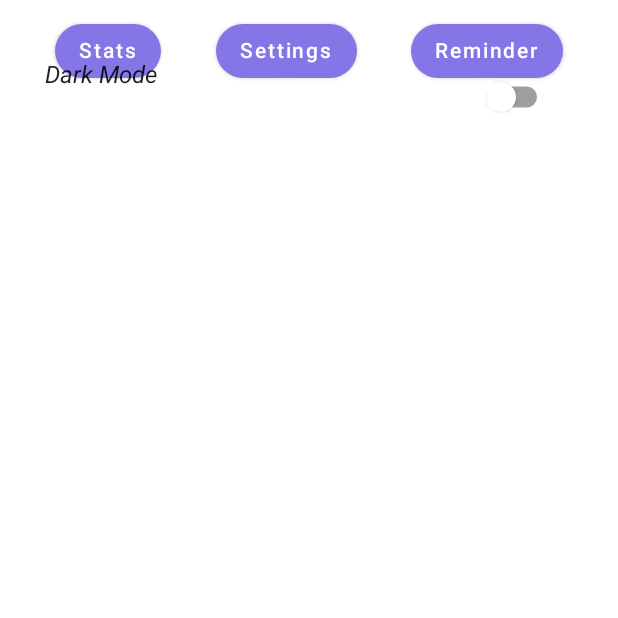
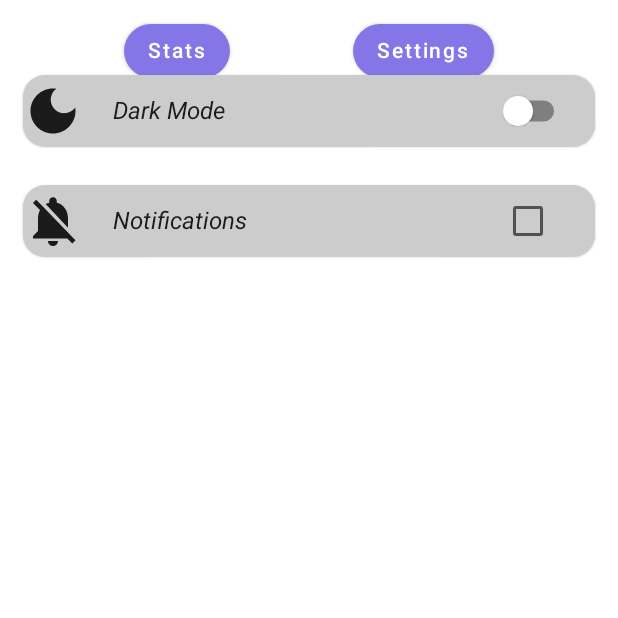
Before and after one commit to LenaS1098/task2021, an Android app built with Jetpack Compose: the composable PageContent called with empty values, after a tap on "Settings", on a phone screen of 412 x 824 dp, the top half of it. Run offline under Robolectric (Android 15) with nearby library versions, the phone set to English and light mode, and no system bars; libraries missing offline, so code that uses them is left out: be.sigmadelta.calpose; 2 statements that could not run were skipped.

Commit message:
reminder in settings

```diff
--- a/app/build.gradle
+++ b/app/build.gradle
@@ -55,6 +55,8 @@ dependencies {
     implementation "com.google.accompanist:accompanist-coil:0.6.2"
     //Notifications
     implementation "com.android.support:support-compat:28.0.0"
+    //TimePicker
+   // implementation 'com.vanpra:datetimepicker:0.1.3'
 
 
 
--- a/app/src/main/AndroidManifest.xml
+++ b/app/src/main/AndroidManifest.xml
@@ -37,6 +37,8 @@
                 <category android:name="android.intent.category.LAUNCHER" />
             </intent-filter>
         </activity>
+
+        <receiver android:name=".Receiver"/>
     </application>
 
 </manifest>
--- a/app/src/main/java/de/task/screens/Login.kt
+++ b/app/src/main/java/de/task/screens/Login.kt
@@ -100,7 +100,7 @@ fun LoginHeader(mGoogleSignInClient: GoogleSignInClient, context: Context){
             when(loginState){
                 LoginState.NONE -> {
                     userName = "Logge dich bitte ein"
-                    userEmail = "Hier könnte deine Werbung stehen"
+                    userEmail = "Hier könnte Ihre Werbung stehen"
                 }
                 LoginState.LOGGED -> {
                     currentAccount = GoogleSignIn.getLastSignedInAccount(context)
--- a/app/src/main/java/de/task/screens/Profil.kt
+++ b/app/src/main/java/de/task/screens/Profil.kt
@@ -56,9 +56,7 @@ fun PageContent(listCompletedTasks: List<CompletedTask>, taskViewModel: TaskView
         Button(onClick = { tabState.value = 1} , colors = ButtonDefaults.buttonColors(backgroundColor = colors.primaryVariant), shape = CircleShape){
             Text(text = "Settings")
         }
-        Button(onClick = { setReminder(context)} , colors = ButtonDefaults.buttonColors(backgroundColor = colors.primaryVariant), shape = CircleShape){
-            Text(text = "Reminder")
-        }
+
     }
     Column(modifier = Modifier
         .fillMaxWidth()
@@ -67,7 +65,7 @@ fun PageContent(listCompletedTasks: List<CompletedTask>, taskViewModel: TaskView
             0 -> {
                 Boxes(listCompletedTasks)
             }
-            1 -> { SettingTab(taskViewModel)}
+            1 -> { SettingTab(taskViewModel, context)}
             else -> {
                 Boxes(listCompletedTasks)
             }
--- a/app/src/main/java/de/task/screens/Settings.kt
+++ b/app/src/main/java/de/task/screens/Settings.kt
@@ -1,30 +1,66 @@
 package de.task.screens
 
-import android.content.res.Resources
+
+import android.content.Context
+import androidx.compose.foundation.clickable
 import androidx.compose.foundation.layout.*
-import androidx.compose.material.Checkbox
-import androidx.compose.material.IconToggleButton
-import androidx.compose.material.Switch
-import androidx.compose.material.Text
+import androidx.compose.foundation.layout.Box
+import androidx.compose.foundation.shape.RoundedCornerShape
+import androidx.compose.material.*
 import androidx.compose.runtime.Composable
 import androidx.compose.runtime.mutableStateOf
 import androidx.compose.runtime.saveable.rememberSaveable
+
+import androidx.compose.ui.Alignment
 import androidx.compose.ui.Modifier
+import androidx.compose.ui.draw.clip
+import androidx.compose.ui.graphics.Color
+import androidx.compose.ui.graphics.ImageBitmap
+import androidx.compose.ui.res.imageResource
+import androidx.compose.ui.res.painterResource
 import androidx.compose.ui.text.font.FontStyle
 import androidx.compose.ui.unit.dp
+
+
 import de.task.DB.TaskViewModel
+import de.task.R
 import de.task.ThemeState
+import de.task.setReminder
+
 
 @Composable
-fun SettingTab(taskViewModel: TaskViewModel){
-    val darkModus = rememberSaveable{ mutableStateOf(false)}
+fun SettingTab(taskViewModel: TaskViewModel, context : Context) {
+    val darkModus = rememberSaveable { mutableStateOf(false) }
+    val reminder = rememberSaveable { mutableStateOf(false) }
 
-    Spacer(modifier = Modifier.padding(15.dp))
+    Spacer(modifier = Modifier.padding(10.dp))
     Row(
         modifier = Modifier
             .fillMaxWidth()
             .padding(top = 10.dp)
     ) {
+        Card(
+            modifier = Modifier
+                .fillMaxWidth()
+                .padding(horizontal = 5.dp)
+                .padding(top = 20.dp)
+                ,
+            shape = RoundedCornerShape(15.dp),
+            backgroundColor = Color.LightGray
+        ) {
+            Row(
+                verticalAlignment = Alignment.CenterVertically,
+                modifier = Modifier
+                    .fillMaxWidth()
+                    .clickable {
+
+                    }
+            ) {
+                Icon(
+                    painter = painterResource(id = R.drawable.ic_darkmode),
+                    "icon",
+                    modifier = Modifier.size(40.dp)
+                )
                 Box(
                     modifier = Modifier
                         .weight(2f)
@@ -41,14 +77,71 @@ fun SettingTab(taskViewModel: TaskViewModel){
                         .weight(1f)
                         .padding(start = 15.dp)
                 ) {
-
                     Switch(
                         checked = darkModus.value,
                         modifier = Modifier.padding(start = 30.dp),
-                onCheckedChange = { darkModus.value = it
+                        onCheckedChange = {
+                            darkModus.value = it
                             taskViewModel.isDark.value = darkModus.value
                         }
                     )
                 }
             }
         }
+    }
+    Row(modifier = Modifier
+        .fillMaxWidth()
+        .padding(top = 10.dp)){
+        Card(
+            modifier = Modifier
+                .fillMaxWidth()
+                .padding(horizontal = 5.dp)
+                .padding(top = 15.dp),
+            shape = RoundedCornerShape(15.dp),
+            backgroundColor = Color.LightGray
+        ) {
+            Row(
+                verticalAlignment = Alignment.CenterVertically,
+                modifier = Modifier
+                    .fillMaxWidth()
+                    .clickable {
+
+                    }
+            ) {
+                Icon(
+                    painter = painterResource(id = R.drawable.ic_notification_off),
+                    "icon",
+                    modifier = Modifier.size(40.dp)
+                )
+                Box(
+                    modifier = Modifier
+                        .weight(2f)
+                        .padding(start = 20.dp)
+                ) {
+                    Text(
+                        text = "Notifications",
+                        fontStyle = FontStyle.Italic
+                    )
+
+                }
+                Box(
+                    modifier = Modifier
+                        .weight(1f)
+                        .padding(start = 15.dp)
+                ) {
+
+                    Checkbox(
+                        checked = reminder.value,
+                        modifier = Modifier.padding(start = 30.dp),
+                        onCheckedChange = {
+                            setReminder(context, "Erinnerung für Tasks")
+                            reminder.value = it
+                            taskViewModel.reminder.value = reminder.value
+                        }
+                    )
+                }
+            }
+        }
+
+    }
+}
--- a/app/src/main/java/de/task/screens/Streak.kt
+++ b/app/src/main/java/de/task/screens/Streak.kt
@@ -28,6 +28,7 @@ import androidx.compose.ui.res.imageResource
 import androidx.compose.ui.text.TextStyle
 import androidx.compose.ui.text.font.FontStyle
 import androidx.compose.ui.text.font.FontWeight
+import androidx.compose.ui.text.style.TextAlign
 import androidx.compose.ui.unit.dp
 import androidx.compose.ui.unit.sp
 import be.sigmadelta.calpose.Calpose
@@ -200,7 +201,7 @@ fun CalendarStreak(
         ShowTaskOfDay(listComletedTasks = listComletedTasks, date = selectedDate.value)
     }else{
         Column(modifier = Modifier.padding(top = 15.dp), horizontalAlignment = Alignment.CenterHorizontally, verticalArrangement = Arrangement.Center) {
-            Text(text= "An diesem Tag wurde keine Aufgabe erledigt :(")
+            Text(text= "An diesem Tag wurde keine Aufgabe erledigt :(", modifier = Modifier.padding(start = 10.dp),textAlign = TextAlign.Center)
         }
     }
 
--- /dev/null
+++ b/app/src/main/res/drawable/ic_darkmode.xml
@@ -0,0 +1,5 @@
+<vector android:height="24dp" android:tint="#FFFFFF"
+    android:viewportHeight="24" android:viewportWidth="24"
+    android:width="24dp" xmlns:android="http://schemas.android.com/apk/res/android">
+    <path android:fillColor="@android:color/white" android:pathData="M12,3c-4.97,0 -9,4.03 -9,9s4.03,9 9,9s9,-4.03 9,-9c0,-0.46 -0.04,-0.92 -0.1,-1.36c-0.98,1.37 -2.58,2.26 -4.4,2.26c-2.98,0 -5.4,-2.42 -5.4,-5.4c0,-1.81 0.89,-3.42 2.26,-4.4C12.92,3.04 12.46,3 12,3L12,3z"/>
+</vector>
--- /dev/null
+++ b/app/src/main/res/drawable/ic_home.xml
@@ -0,0 +1,5 @@
+<vector android:height="24dp" android:tint="#FFFFFF"
+    android:viewportHeight="24" android:viewportWidth="24"
+    android:width="24dp" xmlns:android="http://schemas.android.com/apk/res/android">
+    <path android:fillColor="@android:color/white" android:pathData="M10,20v-6h4v6h5v-8h3L12,3 2,12h3v8z"/>
+</vector>
--- /dev/null
+++ b/app/src/main/res/drawable/ic_notification_off.xml
@@ -0,0 +1,5 @@
+<vector android:height="24dp" android:tint="#FFFFFF"
+    android:viewportHeight="24" android:viewportWidth="24"
+    android:width="24dp" xmlns:android="http://schemas.android.com/apk/res/android">
+    <path android:fillColor="@android:color/white" android:pathData="M20,18.69L7.84,6.14 5.27,3.49 4,4.76l2.8,2.8v0.01c-0.52,0.99 -0.8,2.16 -0.8,3.42v5l-2,2v1h13.73l2,2L21,19.72l-1,-1.03zM12,22c1.11,0 2,-0.89 2,-2h-4c0,1.11 0.89,2 2,2zM18,14.68L18,11c0,-3.08 -1.64,-5.64 -4.5,-6.32L13.5,4c0,-0.83 -0.67,-1.5 -1.5,-1.5s-1.5,0.67 -1.5,1.5v0.68c-0.15,0.03 -0.29,0.08 -0.42,0.12 -0.1,0.03 -0.2,0.07 -0.3,0.11h-0.01c-0.01,0 -0.01,0 -0.02,0.01 -0.23,0.09 -0.46,0.2 -0.68,0.31 0,0 -0.01,0 -0.01,0.01L18,14.68z"/>
+</vector>
--- /dev/null
+++ b/app/src/main/res/drawable/ic_streak.xml
@@ -0,0 +1,5 @@
+<vector android:height="24dp" android:tint="#FFFFFF"
+    android:viewportHeight="24" android:viewportWidth="24"
+    android:width="24dp" xmlns:android="http://schemas.android.com/apk/res/android">
+    <path android:fillColor="@android:color/white" android:pathData="M19.48,12.35c-1.57,-4.08 -7.16,-4.3 -5.81,-10.23c0.1,-0.44 -0.37,-0.78 -0.75,-0.55C9.29,3.71 6.68,8 8.87,13.62c0.18,0.46 -0.36,0.89 -0.75,0.59c-1.81,-1.37 -2,-3.34 -1.84,-4.75c0.06,-0.52 -0.62,-0.77 -0.91,-0.34C4.69,10.16 4,11.84 4,14.37c0.38,5.6 5.11,7.32 6.81,7.54c2.43,0.31 5.06,-0.14 6.95,-1.87C19.84,18.11 20.6,15.03 19.48,12.35zM10.2,17.38c1.44,-0.35 2.18,-1.39 2.38,-2.31c0.33,-1.43 -0.96,-2.83 -0.09,-5.09c0.33,1.87 3.27,3.04 3.27,5.08C15.84,17.59 13.1,19.76 10.2,17.38z"/>
+</vector>
```
Also changed, not shown: app/src/main/java/de/task/DB/TaskViewModel.kt (+7 -0 lines), app/src/main/java/de/task/MainActivity.kt (+34 -4 lines), app/src/main/java/de/task/Notifications.kt (+11 -5 lines), app/src/main/java/de/task/Screen.kt (+5 -5 lines). Lines whose indentation alone changed are shown as unchanged.
